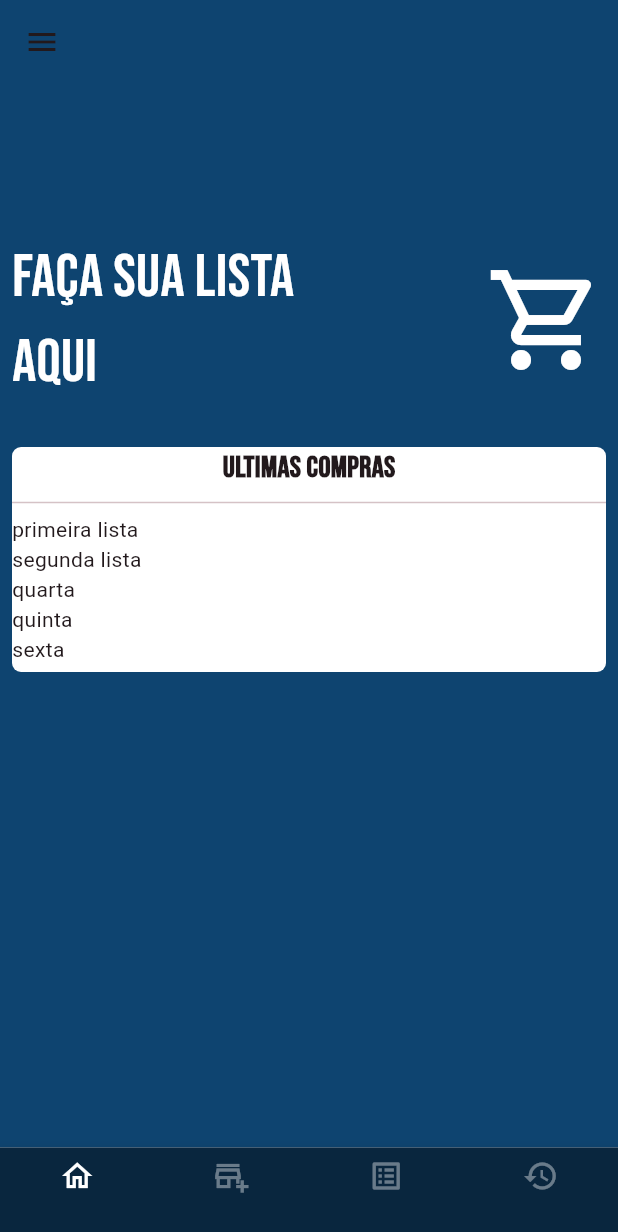
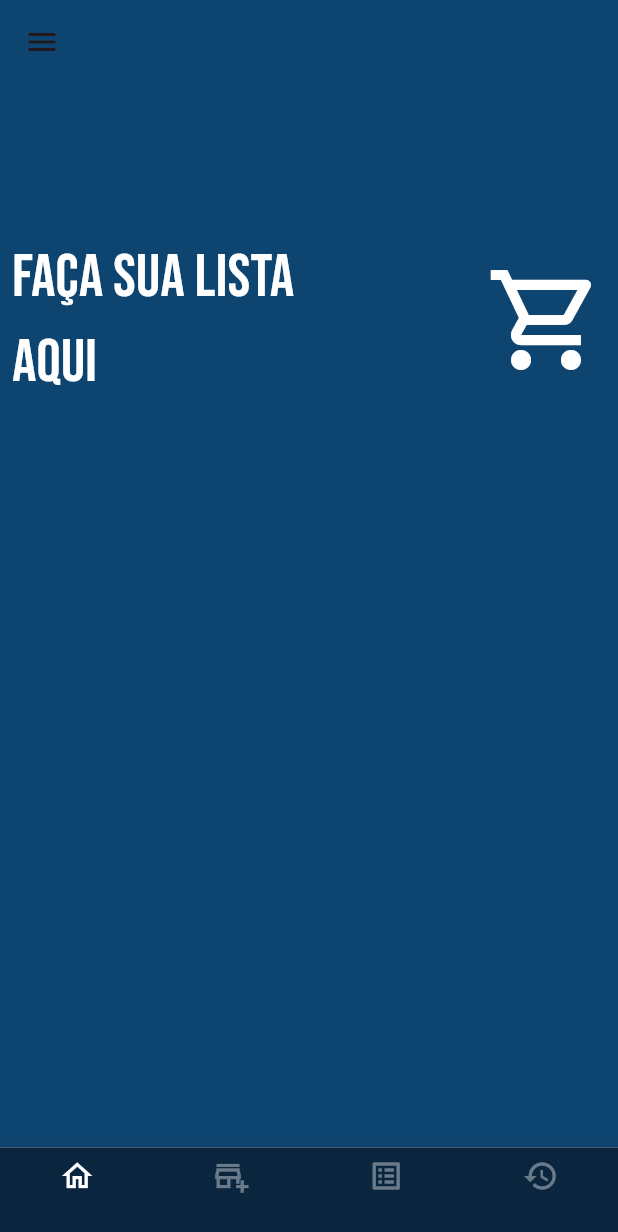
Before and after one commit to jauumgod/dart_front, a Flutter app: the screen it shows after launch, on a phone screen of 412 x 824 dp. Shown: the top 1232 px of the screen. Run offline on Flutter 3.47's test engine with Material 2 defaults, Android fonts, the phone set to English and light mode, and no system bars; our stand-ins replace bloc, dio, google_fonts.

```diff
--- a/lib/src/Components/input_text.dart
+++ b/lib/src/Components/input_text.dart
@@ -46,7 +46,7 @@ class _CustomTextFieldState extends State<CustomTextField> {
 
   @override
   Widget build(BuildContext context) {
-    FocusNode myFocusNode = new FocusNode();
+    FocusNode myFocusNode = FocusNode();
     return Padding(
         padding: const EdgeInsets.symmetric(horizontal: 25.0),
         child: TextFormField(
--- a/lib/src/Pages/page_controller.dart
+++ b/lib/src/Pages/page_controller.dart
@@ -1,7 +1,8 @@
-import 'package:dart_front/src/Pages/routes/add_itempage.dart';
+
 import 'package:dart_front/src/Pages/routes/history_page.dart';
 import 'package:dart_front/src/Pages/routes/homepage.dart';
 import 'package:dart_front/src/Pages/routes/list_of_compras.dart';
+import 'package:dart_front/src/Pages/routes/title_list.dart';
 import 'package:flutter/material.dart';
 
 class InitialPageRoute extends StatefulWidget {
@@ -23,7 +24,7 @@ class _InitialPageRouteState extends State<InitialPageRoute> {
         controller: pageController,
         children: const [
           HomePage(),
-          AddProdutosPage(),
+         AddTitleListName(),
           ListOfCompras(),
           HistoryListPage(),
         ],
--- a/lib/src/Pages/routes/homepage.dart
+++ b/lib/src/Pages/routes/homepage.dart
@@ -53,29 +53,6 @@ class _HomePageState extends State<HomePage> {
             const SizedBox(
               height: 20,
             ),
-            Padding(
-              padding: const EdgeInsets.all(8.0),
-              child: Container(
-                height: 150,
-                decoration: BoxDecoration(
-                    borderRadius: BorderRadius.circular(6), color: Colors.white),
-                child: Center(
-                    child: ListView(
-                  children: [
-                    //TODO: create row com nome - valor
-                    Center(child: Text("Ultimas Compras", style: GoogleFonts.bebasNeue(fontSize: 20, fontWeight: FontWeight.bold),),),
-                    const Divider(),
-                    const Text("primeira lista"),
-                    const Text("segunda lista"),
-                    const Text("quarta"),
-                    const Text("quinta"),
-                    const Text("sexta"),
-                    const Text("setima"),
-                    const Text("oitava"),
-                  ],
-                )),
-              ),
-            ),
           ],
         ));
   }
```
Also changed, not shown: lib/src/Pages/routes/title_list.dart (added, +35 -0 lines).
